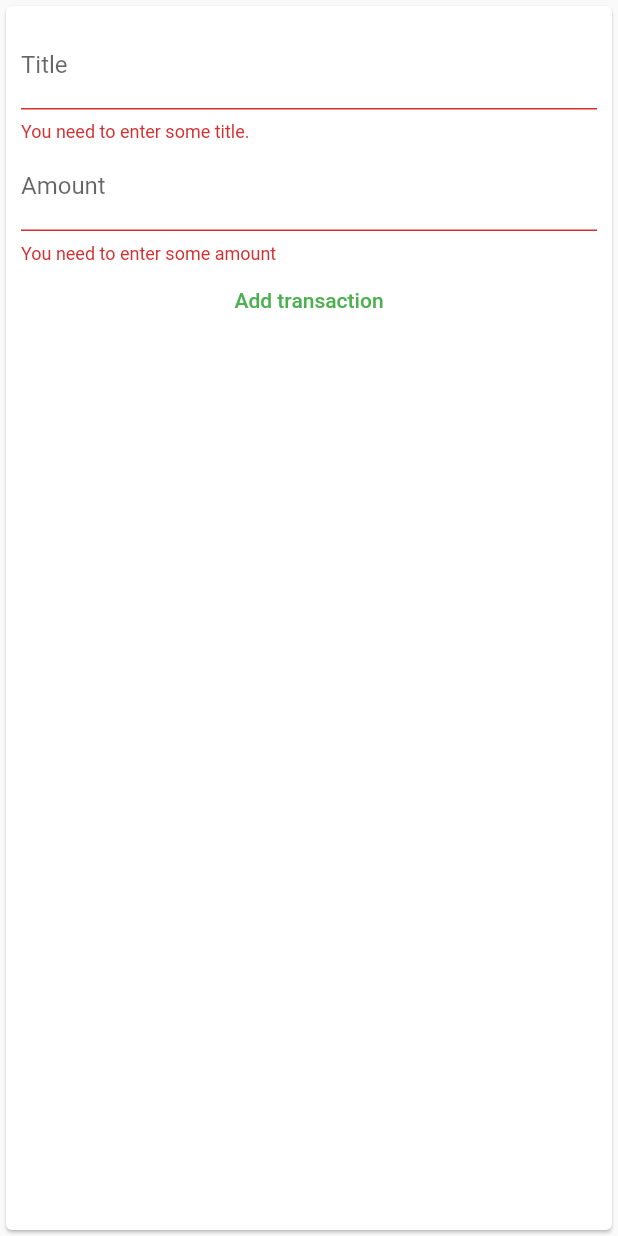
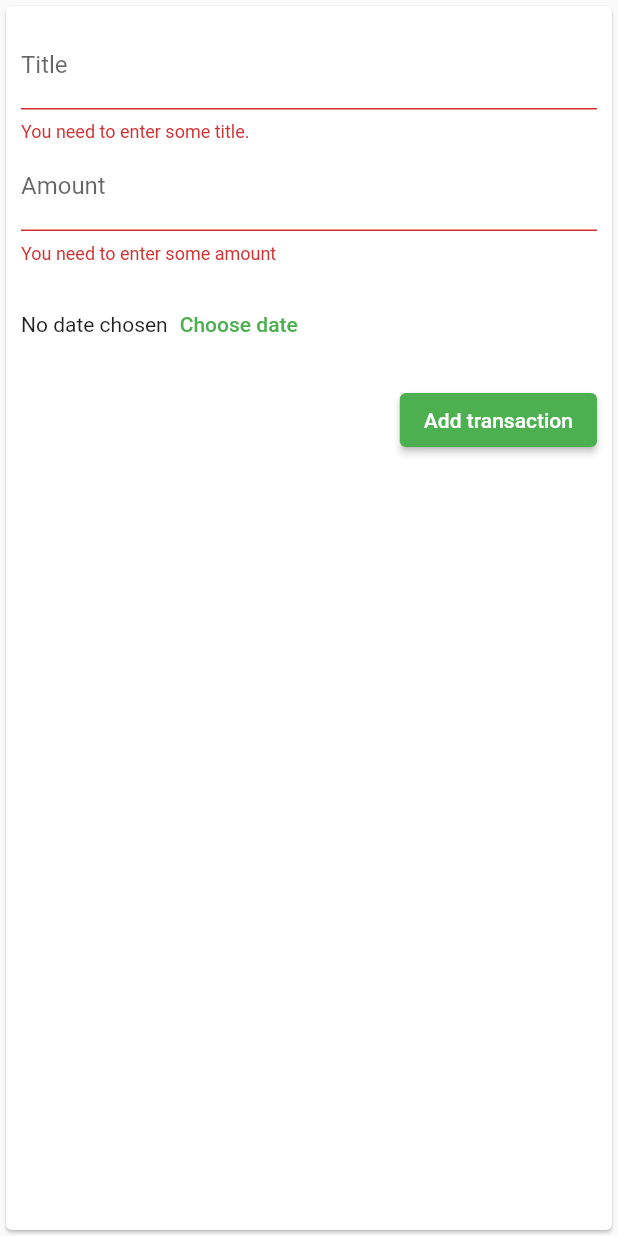
Before and after one commit to Matheus-IT/expenses_planner, a Flutter app: the AddTransactionArea widget shown alone on an empty page, opened directly with empty values, after a tap on "Add transaction", on a phone screen of 412 x 824 dp. Run offline on Flutter 3.47's test engine with Material 2 defaults, Android fonts, the phone set to English and light mode, and no system bars.

Commit message:
Adding date picker

```diff
--- a/lib/components/add_transaction_area.dart
+++ b/lib/components/add_transaction_area.dart
@@ -1,7 +1,8 @@
 import 'package:flutter/material.dart';
+import 'package:intl/intl.dart';
 
 class AddTransactionArea extends StatefulWidget {
-  final void Function(String, String) onSubmit;
+  final void Function(String, String, DateTime) onSubmit;
 
   const AddTransactionArea({required this.onSubmit, Key? key})
       : super(key: key);
@@ -12,10 +13,9 @@ class AddTransactionArea extends StatefulWidget {
 
 class _AddTransactionAreaState extends State<AddTransactionArea> {
   final _formKey = GlobalKey<FormState>();
-
   final titleController = TextEditingController();
-
   final amountController = TextEditingController();
+  DateTime? _selectedDate;
 
   String? titleValidator(String? inputTitle) {
     if (inputTitle == null || inputTitle.isEmpty) {
@@ -43,6 +43,20 @@ class _AddTransactionAreaState extends State<AddTransactionArea> {
     return null;
   }
 
+  void presentDatePicker() {
+    showDatePicker(
+      context: context,
+      initialDate: DateTime.now(),
+      firstDate: DateTime(2022),
+      lastDate: DateTime.now(),
+    ).then((pickedDate) {
+      if (pickedDate == null) {
+        return;
+      }
+      setState(() => _selectedDate = pickedDate);
+    });
+  }
+
   @override
   Widget build(BuildContext context) {
     return Card(
@@ -64,16 +78,38 @@ class _AddTransactionAreaState extends State<AddTransactionArea> {
                     const TextInputType.numberWithOptions(decimal: true),
                 controller: amountController,
                 validator: amountValidator,
-                  textInputAction: TextInputAction.done),
+                textInputAction: TextInputAction.done,
+              ),
+              const SizedBox(height: 16),
+              Row(
+                children: [
+                  Text(
+                    _selectedDate == null
+                        ? 'No date chosen'
+                        : 'Date: ${DateFormat.yMd().format(_selectedDate!)}',
+                  ),
                   TextButton(
-                style: TextButton.styleFrom(surfaceTintColor: Colors.purple),
+                    onPressed: presentDatePicker,
+                    child: const Text('Choose date'),
+                  ),
+                ],
+              ),
+              const SizedBox(height: 16),
+              Align(
+                alignment: Alignment.centerRight,
+                child: ElevatedButton(
                   onPressed: () {
-                  if (_formKey.currentState!.validate()) {
+                    if (_formKey.currentState!.validate() &&
+                        _selectedDate != null) {
                       widget.onSubmit(
-                        titleController.text, amountController.text);
+                        titleController.text,
+                        amountController.text,
+                        _selectedDate!,
+                      );
                     }
                   },
                   child: const Text('Add transaction'),
+                ),
               )
             ],
           ),
```
Also changed, not shown: lib/pages/home_page.dart (+6 -2 lines). Lines whose indentation alone changed are shown as unchanged.
